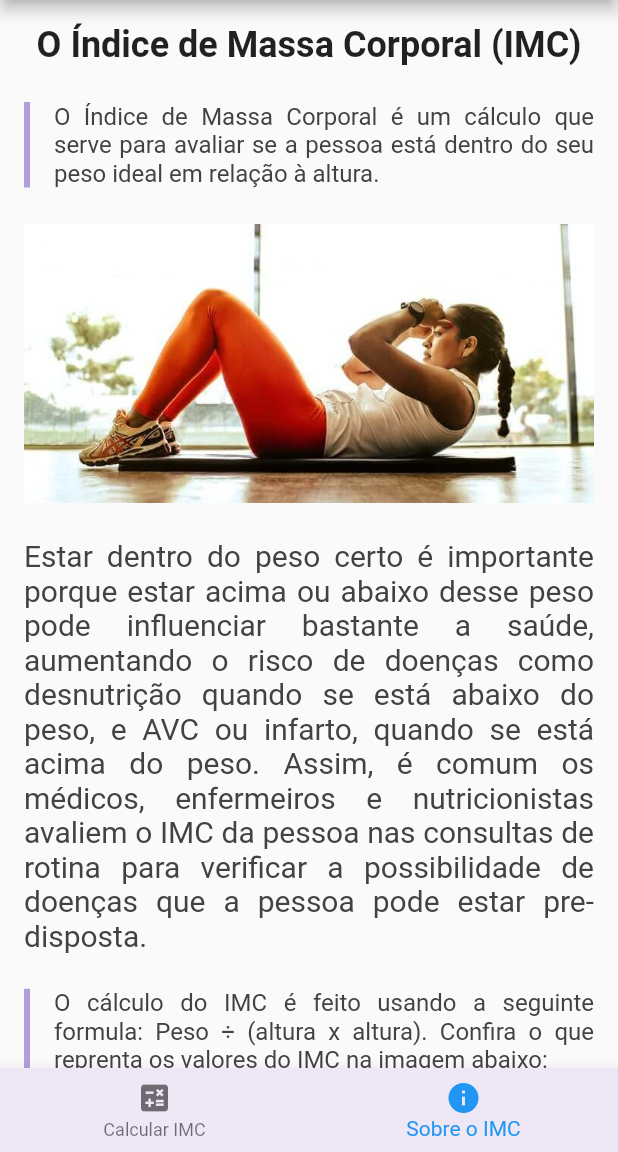
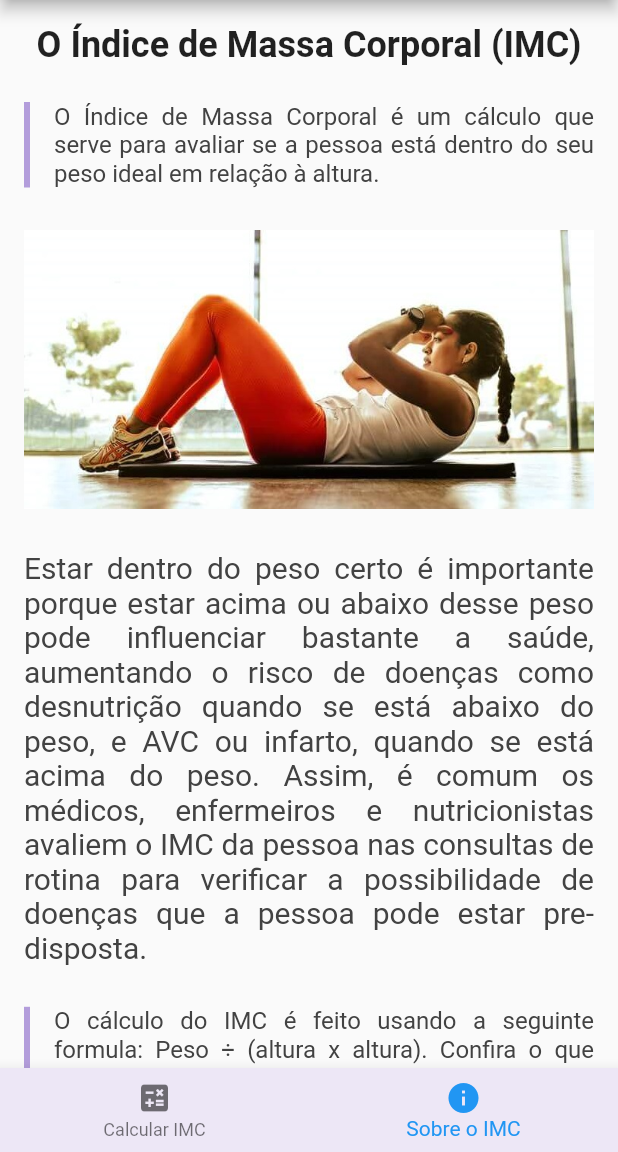
Before and after one commit to Gabriel-S-Souza/imc_calculator_with_flutter, a Flutter app: the screen it shows after launch, swiped to page 2, on a phone screen of 412 x 824 dp, the part 84-1236 px from its top. Run offline on Flutter 3.47's test engine with Material 2 defaults, Android fonts, the phone set to English and light mode, and no system bars.

Commit message:
Adjusted padding

```diff
--- a/lib/pages/imc_info.dart
+++ b/lib/pages/imc_info.dart
@@ -50,14 +50,14 @@ class _ImcInfoPageState extends State<ImcInfoPage> {
                 ),
               ),
               Padding(
-                padding: const EdgeInsets.only(top: 24, bottom: 24),
+                padding: const EdgeInsets.only(top: 28, bottom: 28),
                 child: Image.asset(
                   "assets/images/exercicio-fisico.jpg",
                   width: MediaQuery.of(context).size.width,
                 ),
               ),
               Padding(
-                padding: const EdgeInsets.only(bottom: 24),
+                padding: const EdgeInsets.only(bottom: 28),
                 child: Text(
                   getTextContents("firstFragment"),
                   textAlign: TextAlign.justify,
@@ -88,7 +88,7 @@ class _ImcInfoPageState extends State<ImcInfoPage> {
                 ),
               ),
               Padding(
-                padding: const EdgeInsets.only(top: 24, bottom: 24),
+                padding: const EdgeInsets.only(top: 28, bottom: 28),
                 child: Image.asset(
                   "assets/images/tabela-imc.jpg",
                   width: MediaQuery.of(context).size.width,
```
